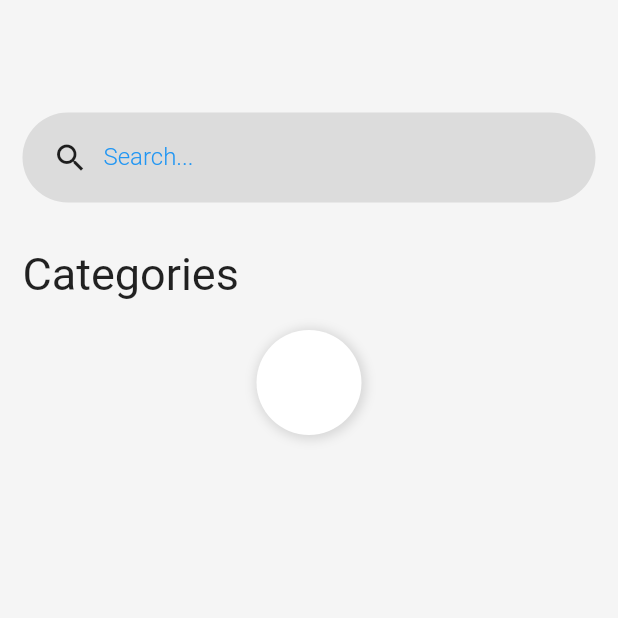
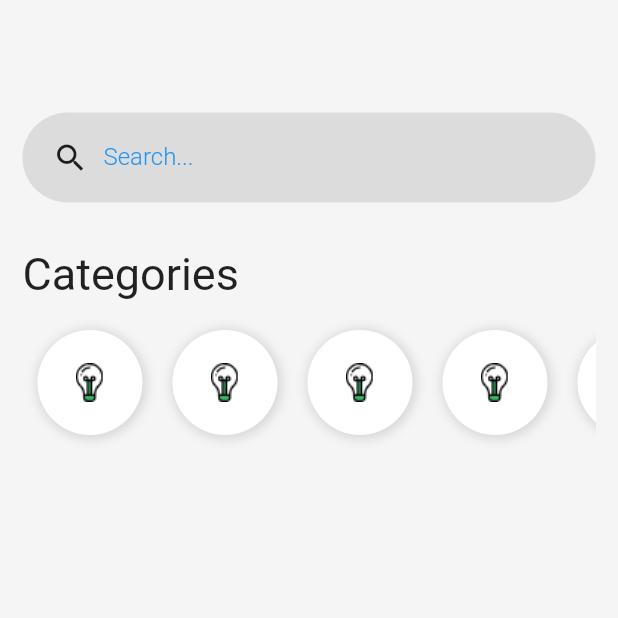
Before and after one commit to michelgomessilva/test-layouts-flutter, a Flutter app: the HomePage screen opened directly, on a phone screen of 412 x 824 dp, the top half of it. Run offline on Flutter 3.47's test engine with Material 2 defaults, Android fonts, the phone set to English and light mode, and no system bars.

```diff
--- a/lib/pages/home-page.dart
+++ b/lib/pages/home-page.dart
@@ -21,6 +21,9 @@ class HomePage extends StatelessWidget {
               height: 30,
             ),
             Category(),
+            SizedBox(
+              height: 30,
+            ),
           ],
         ),
       ),
--- a/lib/widgets/categories/category-list-widget.dart
+++ b/lib/widgets/categories/category-list-widget.dart
@@ -4,7 +4,19 @@ class CategoryList extends StatelessWidget {
   @override
   Widget build(BuildContext context) {
     return Container(
-      child: categoryItem(),
+      child: ListView(
+        scrollDirection: Axis.horizontal,
+        children: <Widget>[
+          categoryItem(),
+          categoryItem(),
+          categoryItem(),
+          categoryItem(),
+          categoryItem(),
+          categoryItem(),
+          categoryItem(),
+          categoryItem(),
+        ],
+      ),
     );
   }
 
@@ -28,6 +40,7 @@ class CategoryList extends StatelessWidget {
           Radius.circular(64),
         ),
       ),
+      child: Image.asset("assets/Icon_Devices.png"),
     );
   }
 }
```
